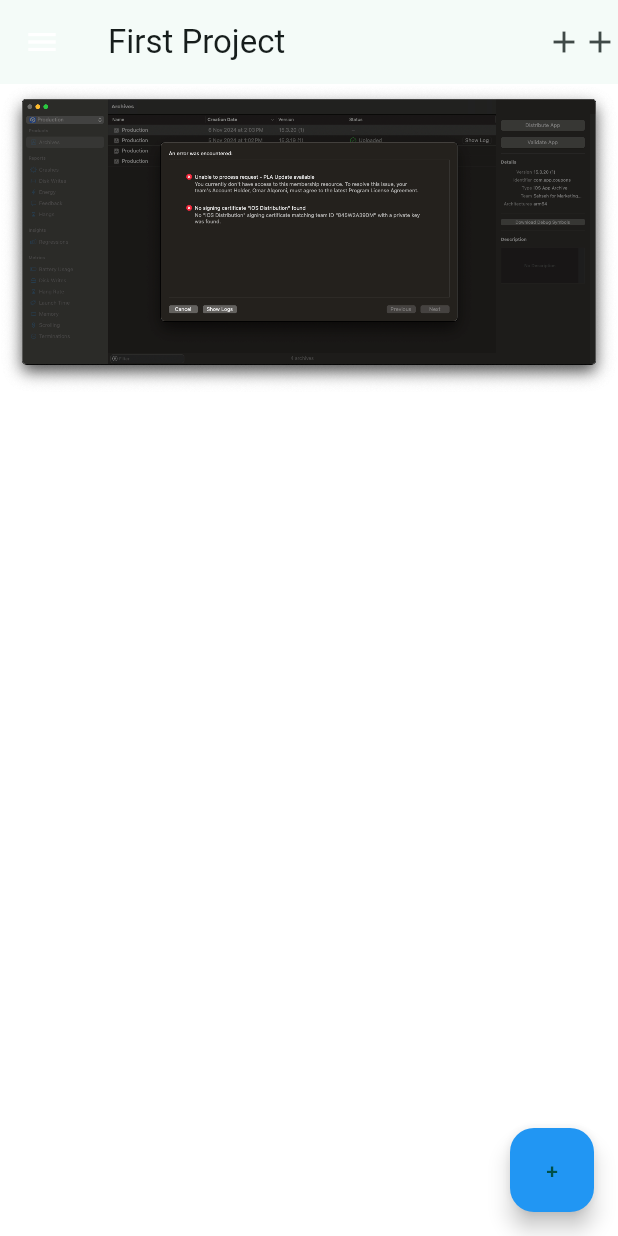
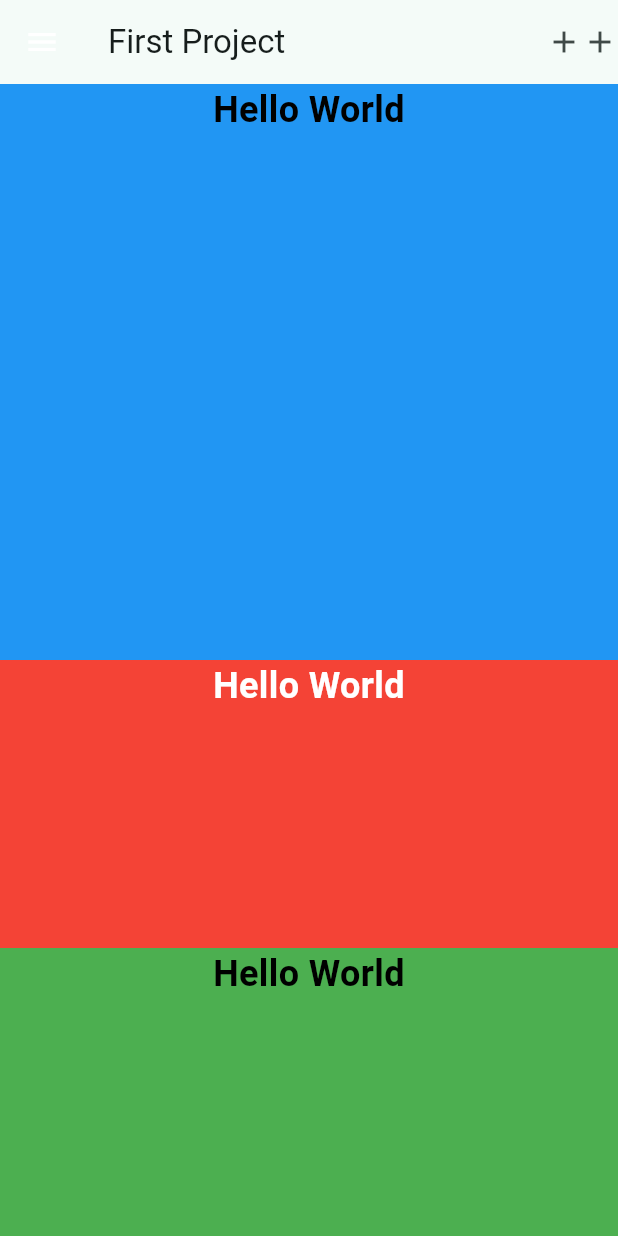
Before and after one commit to Mansour-Academy/flutter-course-first-project, a Flutter app: the screen it shows after launch, on a phone screen of 412 x 824 dp. Run offline on Flutter 3.47's test engine with Material 3 defaults, Android fonts, the phone set to English and light mode, and no system bars.

Commit message:
Column Widget

```diff
--- a/lib/main.dart
+++ b/lib/main.dart
@@ -61,26 +61,89 @@ class HomePage extends StatelessWidget {
         ],
         leadingWidth: 56,
       ),
-      body: Image(
-        // height: 200,
-        // width: 200,
-        filterQuality: FilterQuality.low,
-        fit: BoxFit.cover,
-        image: const AssetImage(
-          'assets/images/error.png',
+      body: Container(
+        width: double.infinity,
+        color: Colors.red,
+        child: Column(
+          mainAxisSize: MainAxisSize.max,
+          mainAxisAlignment: MainAxisAlignment.spaceAround,
+          crossAxisAlignment: CrossAxisAlignment.stretch,
+          children: [
+            // Image(
+            //   // height: 200,
+            //   // width: 200,
+            //   filterQuality: FilterQuality.low,
+            //   fit: BoxFit.cover,
+            //   image: const AssetImage(
+            //     'assets/images/error.png',
+            //   ),
+            //   // image: NetworkImage(
+            //   //   'https://hips.hearstapps.com/hmg-prod/images/morning-glories-65bd6dcc15366.jpg',
+            //   // ),
+            // ),
+            Expanded(
+              flex: 2,
+              child: Container(
+                color: Colors.blue,
+                child: Text(
+                  'Hello World',
+                  style: TextStyle(
+                    color: Colors.black,
+                    fontSize: 24,
+                    fontWeight: FontWeight.bold,
+                  ),
+                  textAlign: TextAlign.center,
+                ),
+              ),
+            ),
+            Expanded(
+              child: Text(
+                'Hello World',
+                style: TextStyle(
+                  color: Colors.white,
+                  fontSize: 24,
+                  fontWeight: FontWeight.bold,
+                ),
+                textAlign: TextAlign.center,
+              ),
+            ),
+            Expanded(
+              child: Container(
+                color: Colors.green,
+                child: Text(
+                  'Hello World',
+                  style: TextStyle(
+                    color: Colors.black,
+                    fontSize: 24,
+                    fontWeight: FontWeight.bold,
+                  ),
+                  textAlign: TextAlign.center,
+                ),
+              ),
+            ),
+            // Image(
+            //   // height: 200,
+            //   // width: 200,
+            //   filterQuality: FilterQuality.low,
+            //   fit: BoxFit.cover,
+            //   image: const AssetImage(
+            //     'assets/images/cat.png',
+            //   ),
+            //   // image: NetworkImage(
+            //   //   'https://hips.hearstapps.com/hmg-prod/images/morning-glories-65bd6dcc15366.jpg',
+            //   // ),
+            // ),
+          ],
         ),
-        // image: NetworkImage(
-        //   'https://hips.hearstapps.com/hmg-prod/images/morning-glories-65bd6dcc15366.jpg',
-        // ),
       ),
-      floatingActionButton: FloatingActionButton(
-        onPressed: () {
-          // Add your onPressed code here!
-        },
-        backgroundColor: Colors.blue,
-        splashColor: Colors.red,
-        child: const Text('+'),
-      ),
+      // floatingActionButton: FloatingActionButton(
+      //   onPressed: () {
+      //     // Add your onPressed code here!
+      //   },
+      //   backgroundColor: Colors.blue,
+      //   splashColor: Colors.red,
+      //   child: const Text('+'),
+      // ),
     );
   }
 }
```
